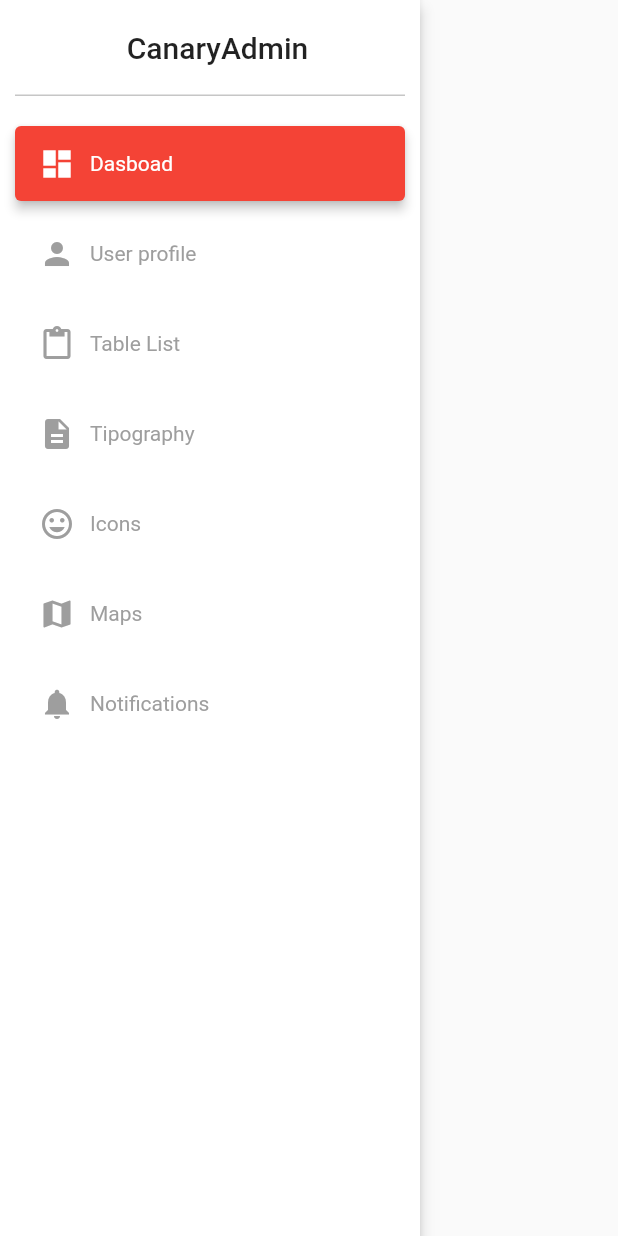
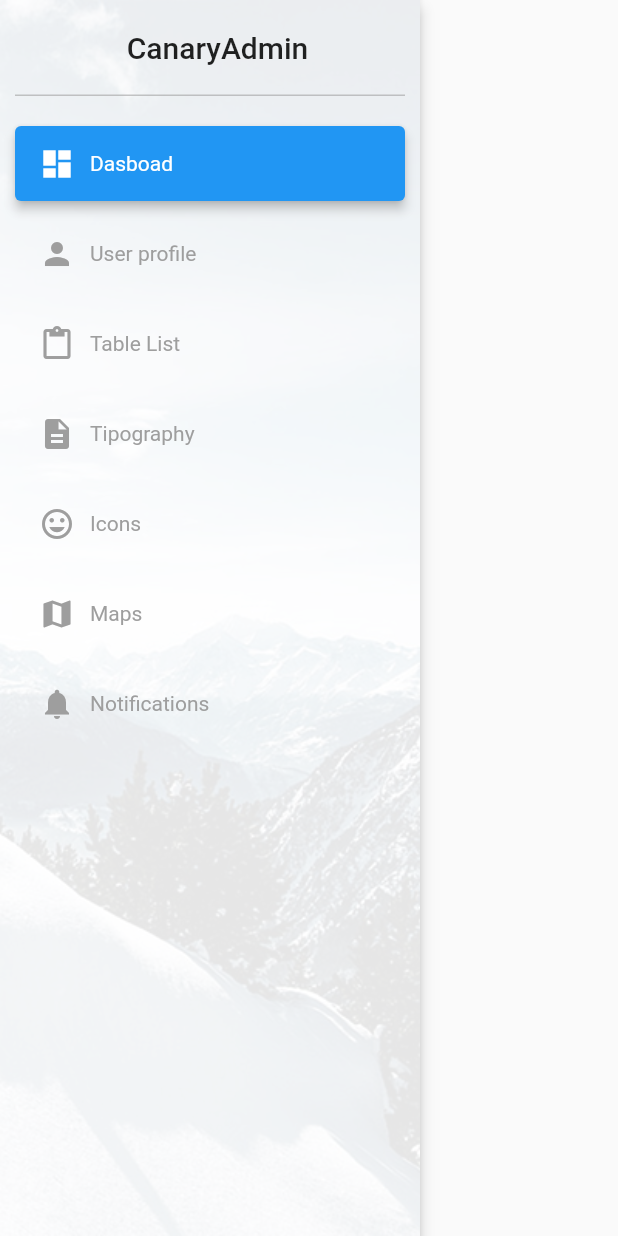
Before and after one commit to RafaelBarbosatec/CanaryAdminFlutter, a Flutter app: the screen it shows after launch, on a phone screen of 412 x 824 dp. Run offline on Flutter 3.47's test engine with Material 2 defaults, Android fonts, the phone set to English and light mode, and no system bars.

Commit message:
adiciona bg e hover

```diff
--- a/lib/BaseHome.dart
+++ b/lib/BaseHome.dart
@@ -29,6 +29,7 @@ class _BaseHomeState extends State<BaseHome> {
         children: <Widget>[
           MenuHome(
             itensMenus: itens,
+            primaryColor: Colors.blue,
             positionSelected: (position){
               // Aqui atualiza para mudar o content
             },
--- a/lib/ButtonMenu.dart
+++ b/lib/ButtonMenu.dart
@@ -34,7 +34,7 @@ class ButtonMenu extends StatelessWidget {
         highlightElevation: selected ? 5 : 0,
         elevation: selected ? 3 : 0,
         hoverElevation: selected ? 3 : 0,
-        hoverColor: selected ? primaryColor.withAlpha(200) : Colors.transparent,
+        hoverColor: selected ? primaryColor : Colors.grey.withAlpha(30),
         color: selected ? primaryColor : Colors.transparent,
         shape: RoundedRectangleBorder(
             borderRadius: BorderRadius.all(Radius.circular(4.0))),
--- a/lib/MenuHome.dart
+++ b/lib/MenuHome.dart
@@ -3,18 +3,22 @@ import 'package:canary_admin/ItemMenu.dart';
 import 'package:flutter/material.dart';
 
 class MenuHome extends StatefulWidget {
-
   final List<ItemMenu> itensMenus;
   final Function(int) positionSelected;
+  final Color primaryColor;
 
-  const MenuHome({Key key, this.itensMenus, this.positionSelected}) : super(key: key);
+  const MenuHome(
+      {Key key,
+        this.itensMenus,
+        this.positionSelected,
+        this.primaryColor = Colors.red})
+      : super(key: key);
 
   @override
   _MenuHomeState createState() => _MenuHomeState();
 }
 
 class _MenuHomeState extends State<MenuHome> {
-
   int positionSelected = 0;
 
   @override
@@ -26,34 +30,50 @@ class _MenuHomeState extends State<MenuHome> {
         color: Colors.white,
         elevation: 4.0,
         shadowColor: Colors.black,
+        child: Stack(
+          children: <Widget>[
+            Center(
               child: Container(
-          margin: EdgeInsets.all(10.0),
+                width: double.maxFinite,
+                height: double.maxFinite,
+                child: Image.asset(
+                  'assets/bg_sidebar.jpg',
+                  fit: BoxFit.fitHeight,
+                ),
+              ),
+            ),
+            Container(
+              color: Colors.white.withAlpha(230),
+              padding: EdgeInsets.all(10.0),
               child: Column(
                 children: <Widget>[
                   _buildHeader(),
                   _buildLine(),
-              ... _createButtons()
+                  ..._createButtons()
                 ],
               ),
+            ),
+          ],
         ),
       ),
     );
   }
 
-  List<Widget>_createButtons() {
+  List<Widget> _createButtons() {
     int index = -1;
-    return widget.itensMenus.map<Widget>((i){
+    return widget.itensMenus.map<Widget>((i) {
       index++;
       return Padding(
-        padding: EdgeInsets.only(top:10.0),
+        padding: EdgeInsets.only(top: 10.0),
         child: ButtonMenu(
           index: index,
           text: i.text,
           icon: i.icon,
+          primaryColor: widget.primaryColor,
           selected: positionSelected == index,
-          onPressed: (index){
+          onPressed: (index) {
             setState(() {
-              if(widget.positionSelected != null){
+              if (widget.positionSelected != null) {
                 widget.positionSelected(index);
               }
               positionSelected = index;
@@ -71,8 +91,9 @@ class _MenuHomeState extends State<MenuHome> {
         mainAxisSize: MainAxisSize.min,
         children: <Widget>[
           Padding(
-            padding: const EdgeInsets.only(left:10.0),
-            child: Text("CanaryAdmin",
+            padding: const EdgeInsets.only(left: 10.0),
+            child: Text(
+              "CanaryAdmin",
               style: Theme.of(context).textTheme.title,
             ),
           )
@@ -83,7 +104,7 @@ class _MenuHomeState extends State<MenuHome> {
 
   _buildLine() {
     return Container(
-      margin: EdgeInsets.only(top: 10.0,bottom: 10.0),
+      margin: EdgeInsets.only(top: 10.0, bottom: 10.0),
       height: 1,
       color: Colors.grey.withAlpha(150),
     );
--- a/pubspec.yaml
+++ b/pubspec.yaml
@@ -41,9 +41,8 @@ flutter:
   uses-material-design: true
 
   # To add assets to your application, add an assets section, like this:
-  # assets:
-  #  - images/a_dot_burr.jpeg
-  #  - images/a_dot_ham.jpeg
+  assets:
+    - assets/bg_sidebar.jpg
 
   # An image asset can refer to one or more resolution-specific "variants", see
   # https://flutter.dev/assets-and-images/#resolution-aware.
```
Also changed, not shown: assets/bg_sidebar.jpg (added). Lines whose indentation alone changed are shown as unchanged.
